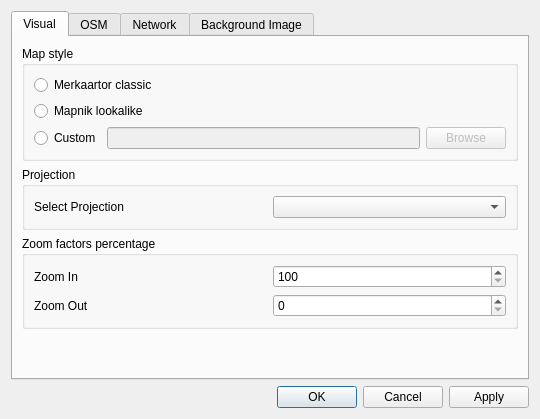
The window that Preferences/PreferencesDialog.ui (openstreetmap/merkaartor) describes before a commit, drawn with Qt 5.
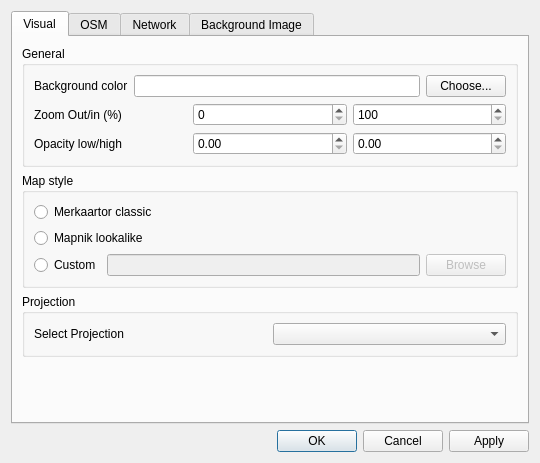
The same window after the commit. The open tabs and pages were chosen to show the change.

Commit message: ADD : per-layer transparency. fixes #753 ADD : background color chooser

What changed in the file:
```diff
--- a/Preferences/PreferencesDialog.ui
+++ b/Preferences/PreferencesDialog.ui
@@ -7,7 +7,7 @@
     <x>0</x>
     <y>0</y>
     <width>540</width>
-    <height>419</height>
+    <height>463</height>
    </rect>
   </property>
   <property name="sizePolicy" >
@@ -35,6 +35,91 @@
          <string>Visual</string>
         </attribute>
         <layout class="QVBoxLayout" >
+         <item>
+          <widget class="QGroupBox" name="groupBox_4" >
+           <property name="title" >
+            <string>General</string>
+           </property>
+           <layout class="QVBoxLayout" >
+            <item>
+             <layout class="QHBoxLayout" >
+              <item>
+               <widget class="QLabel" name="label_8" >
+                <property name="text" >
+                 <string>Background color</string>
+                </property>
+               </widget>
+              </item>
+              <item>
+               <widget class="QLineEdit" name="edBgColor" />
+              </item>
+              <item>
+               <widget class="QPushButton" name="btColorChooser" >
+                <property name="text" >
+                 <string>Choose...</string>
+                </property>
+               </widget>
+              </item>
+             </layout>
+            </item>
+            <item>
+             <layout class="QHBoxLayout" >
+              <item>
+               <widget class="QLabel" name="label_5" >
+                <property name="text" >
+                 <string>Zoom Out/in (%)</string>
+                </property>
+               </widget>
+              </item>
+              <item>
+               <widget class="QSpinBox" name="sbZoomOutPerc" />
+              </item>
+              <item>
+               <widget class="QSpinBox" name="sbZoomInPerc" >
+                <property name="minimum" >
+                 <number>100</number>
+                </property>
+                <property name="maximum" >
+                 <number>1000</number>
+                </property>
+               </widget>
+              </item>
+             </layout>
+            </item>
+            <item>
+             <layout class="QHBoxLayout" >
+              <item>
+               <widget class="QLabel" name="label_9" >
+                <property name="text" >
+                 <string>Opacity low/high</string>
+                </property>
+               </widget>
+              </item>
+              <item>
+               <widget class="QDoubleSpinBox" name="sbAlphaLow" >
+                <property name="maximum" >
+                 <double>1.000000000000000</double>
+                </property>
+                <property name="singleStep" >
+                 <double>0.100000000000000</double>
+                </property>
+               </widget>
+              </item>
+              <item>
+               <widget class="QDoubleSpinBox" name="sbAlphaHigh" >
+                <property name="maximum" >
+                 <double>1.000000000000000</double>
+                </property>
+                <property name="singleStep" >
+                 <double>0.100000000000000</double>
+                </property>
+               </widget>
+              </item>
+             </layout>
+            </item>
+           </layout>
+          </widget>
+         </item>
          <item>
           <widget class="QGroupBox" name="MapStyle" >
            <property name="title" >
@@ -105,42 +190,6 @@
            </layout>
           </widget>
          </item>
-         <item>
-          <widget class="QGroupBox" name="groupBox_4" >
-           <property name="title" >
-            <string>Zoom factors percentage</string>
-           </property>
-           <layout class="QGridLayout" >
-            <item row="0" column="1" >
-             <widget class="QSpinBox" name="sbZoomInPerc" >
-              <property name="minimum" >
-               <number>100</number>
-              </property>
-              <property name="maximum" >
-               <number>1000</number>
-              </property>
-             </widget>
-            </item>
-            <item row="0" column="0" >
-             <widget class="QLabel" name="label_5" >
-              <property name="text" >
-               <string>Zoom In</string>
-              </property>
-             </widget>
-            </item>
-            <item row="1" column="0" >
-             <widget class="QLabel" name="label_6" >
-              <property name="text" >
-               <string>Zoom Out</string>
-              </property>
-             </widget>
-            </item>
-            <item row="1" column="1" >
-             <widget class="QSpinBox" name="sbZoomOutPerc" />
-            </item>
-           </layout>
-          </widget>
-         </item>
          <item>
           <spacer>
            <property name="orientation" >
@@ -149,7 +198,7 @@
            <property name="sizeHint" >
             <size>
              <width>20</width>
-             <height>0</height>
+             <height>40</height>
             </size>
            </property>
           </spacer>
```
Left out of the diff: 2 changed lines with no effect on the pictures. The commit also changes 10 other files.
